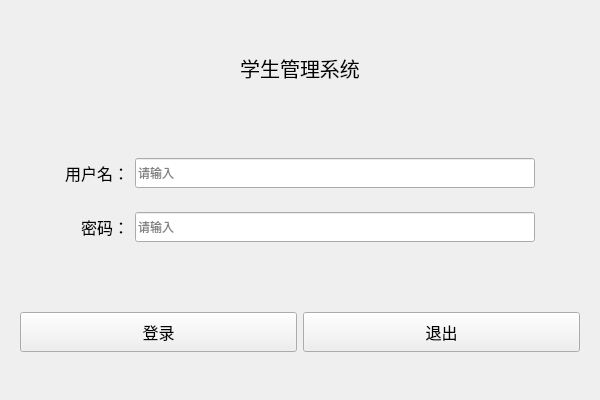
Old version of the form 4-QtTest/1-Project/1-StudentManage_20231227/Login.ui in the repository gtoo8888/-C-.
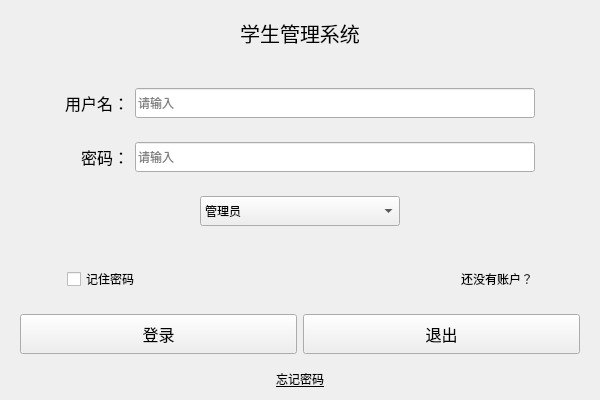
New version of the form. Icons and pictures are not drawn.

```diff
--- a/4-QtTest/1-Project/1-StudentManage_20231227/Login.ui
+++ b/4-QtTest/1-Project/1-StudentManage_20231227/Login.ui
@@ -70,49 +70,6 @@
       <item>
        <widget class="QWidget" name="widget_4" native="true">
         <layout class="QGridLayout" name="gridLayout">
-         <item row="0" column="0">
-          <widget class="QWidget" name="widget_2" native="true">
-           <layout class="QHBoxLayout" name="horizontalLayout_3">
-            <item>
-             <widget class="QLabel" name="labelUserName">
-              <property name="font">
-               <font>
-                <pointsize>12</pointsize>
-               </font>
-              </property>
-              <property name="text">
-               <string>用户名：</string>
-              </property>
-              <property name="alignment">
-               <set>Qt::AlignRight|Qt::AlignTrailing|Qt::AlignVCenter</set>
-              </property>
-             </widget>
-            </item>
-            <item>
-             <widget class="QLineEdit" name="lineEditUserName">
-              <property name="minimumSize">
-               <size>
-                <width>400</width>
-                <height>30</height>
-               </size>
-              </property>
-              <property name="maximumSize">
-               <size>
-                <width>400</width>
-                <height>16777215</height>
-               </size>
-              </property>
-              <property name="accessibleDescription">
-               <string/>
-              </property>
-              <property name="placeholderText">
-               <string>请输入</string>
-              </property>
-             </widget>
-            </item>
-           </layout>
-          </widget>
-         </item>
          <item row="1" column="0">
           <widget class="QWidget" name="widget_3" native="true">
            <property name="minimumSize">
@@ -151,6 +108,9 @@
                 <height>16777215</height>
                </size>
               </property>
+              <property name="echoMode">
+               <enum>QLineEdit::PasswordEchoOnEdit</enum>
+              </property>
               <property name="placeholderText">
                <string>请输入</string>
               </property>
@@ -159,6 +119,106 @@
            </layout>
           </widget>
          </item>
+         <item row="0" column="0">
+          <widget class="QWidget" name="widget_2" native="true">
+           <layout class="QHBoxLayout" name="horizontalLayout_3">
+            <item>
+             <widget class="QLabel" name="labelUserName">
+              <property name="font">
+               <font>
+                <pointsize>12</pointsize>
+               </font>
+              </property>
+              <property name="text">
+               <string>用户名：</string>
+              </property>
+              <property name="alignment">
+               <set>Qt::AlignRight|Qt::AlignTrailing|Qt::AlignVCenter</set>
+              </property>
+             </widget>
+            </item>
+            <item>
+             <widget class="QLineEdit" name="lineEditUserName">
+              <property name="minimumSize">
+               <size>
+                <width>400</width>
+                <height>30</height>
+               </size>
+              </property>
+              <property name="maximumSize">
+               <size>
+                <width>400</width>
+                <height>16777215</height>
+               </size>
+              </property>
+              <property name="accessibleDescription">
+               <string/>
+              </property>
+              <property name="placeholderText">
+               <string>请输入</string>
+              </property>
+             </widget>
+            </item>
+           </layout>
+          </widget>
+         </item>
+         <item row="2" column="0">
+          <widget class="QWidget" name="widget_7" native="true">
+           <layout class="QHBoxLayout" name="horizontalLayout_6">
+            <item>
+             <spacer name="horizontalSpacer_5">
+              <property name="orientation">
+               <enum>Qt::Horizontal</enum>
+              </property>
+              <property name="sizeHint" stdset="0">
+               <size>
+                <width>40</width>
+                <height>20</height>
+               </size>
+              </property>
+             </spacer>
+            </item>
+            <item>
+             <widget class="QComboBox" name="comboBox">
+              <property name="minimumSize">
+               <size>
+                <width>200</width>
+                <height>30</height>
+               </size>
+              </property>
+              <item>
+               <property name="text">
+                <string>管理员</string>
+               </property>
+              </item>
+              <item>
+               <property name="text">
+                <string>教师</string>
+               </property>
+              </item>
+              <item>
+               <property name="text">
+                <string>学生</string>
+               </property>
+              </item>
+             </widget>
+            </item>
+            <item>
+             <spacer name="horizontalSpacer_6">
+              <property name="orientation">
+               <enum>Qt::Horizontal</enum>
+              </property>
+              <property name="sizeHint" stdset="0">
+               <size>
+                <width>40</width>
+                <height>20</height>
+               </size>
+              </property>
+             </spacer>
+            </item>
+           </layout>
+          </widget>
+         </item>
         </layout>
        </widget>
       </item>
@@ -178,6 +238,79 @@
      </layout>
     </widget>
    </item>
+   <item>
+    <widget class="QWidget" name="widget_6" native="true">
+     <property name="maximumSize">
+      <size>
+       <width>16777215</width>
+       <height>40</height>
+      </size>
+     </property>
+     <layout class="QHBoxLayout" name="horizontalLayout_5">
+      <item>
+       <spacer name="horizontalSpacer_3">
+        <property name="orientation">
+         <enum>Qt::Horizontal</enum>
+        </property>
+        <property name="sizeHint" stdset="0">
+         <size>
+          <width>40</width>
+          <height>20</height>
+         </size>
+        </property>
+       </spacer>
+      </item>
+      <item>
+       <widget class="QCheckBox" name="cbRemberPwd">
+        <property name="minimumSize">
+         <size>
+          <width>230</width>
+          <height>0</height>
+         </size>
+        </property>
+        <property name="text">
+         <string>记住密码</string>
+        </property>
+       </widget>
+      </item>
+      <item>
+       <widget class="QLabel" name="labelAddUser">
+        <property name="minimumSize">
+         <size>
+          <width>230</width>
+          <height>0</height>
+         </size>
+        </property>
+        <property name="maximumSize">
+         <size>
+          <width>16777215</width>
+          <height>40</height>
+         </size>
+        </property>
+        <property name="text">
+         <string>还没有账户？</string>
+        </property>
+        <property name="alignment">
+         <set>Qt::AlignRight|Qt::AlignTrailing|Qt::AlignVCenter</set>
+        </property>
+       </widget>
+      </item>
+      <item>
+       <spacer name="horizontalSpacer_4">
+        <property name="orientation">
+         <enum>Qt::Horizontal</enum>
+        </property>
+        <property name="sizeHint" stdset="0">
+         <size>
+          <width>40</width>
+          <height>20</height>
+         </size>
+        </property>
+       </spacer>
+      </item>
+     </layout>
+    </widget>
+   </item>
    <item>
     <widget class="QWidget" name="widget" native="true">
      <layout class="QHBoxLayout" name="horizontalLayout">
@@ -220,6 +353,33 @@
      </layout>
     </widget>
    </item>
+   <item>
+    <widget class="QLabel" name="labelForgetPwd">
+     <property name="minimumSize">
+      <size>
+       <width>0</width>
+       <height>0</height>
+      </size>
+     </property>
+     <property name="maximumSize">
+      <size>
+       <width>16777215</width>
+       <height>20</height>
+      </size>
+     </property>
+     <property name="font">
+      <font>
+       <underline>true</underline>
+      </font>
+     </property>
+     <property name="text">
+      <string>忘记密码</string>
+     </property>
+     <property name="alignment">
+      <set>Qt::AlignCenter</set>
+     </property>
+    </widget>
+   </item>
   </layout>
  </widget>
  <resources>
```
